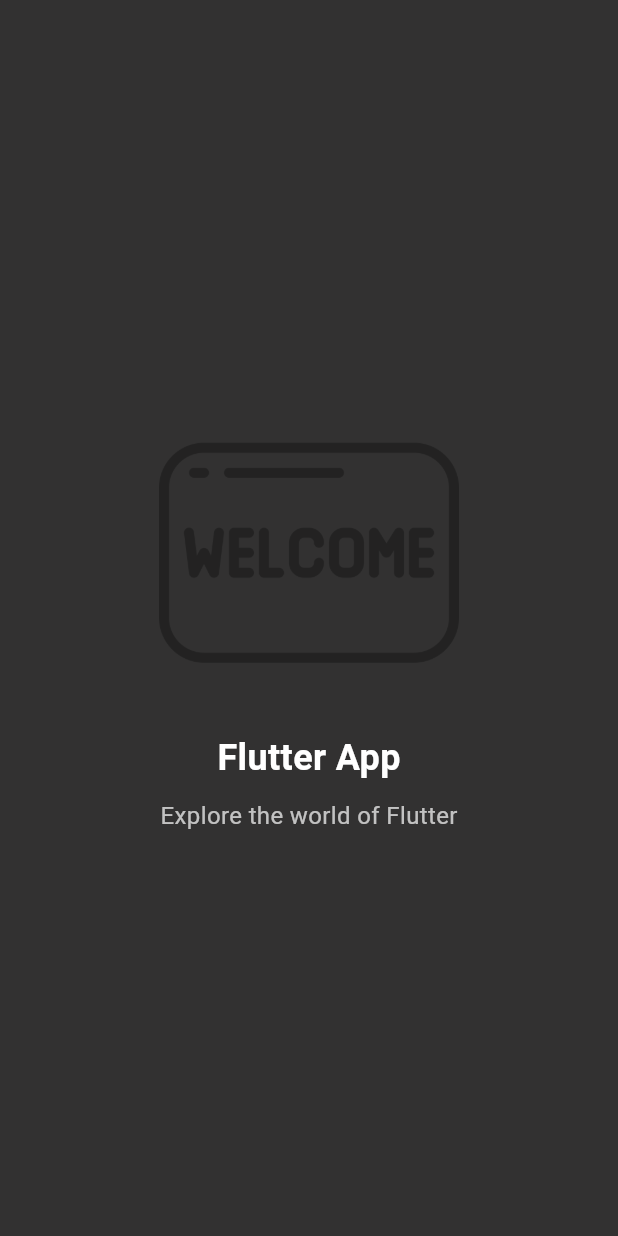
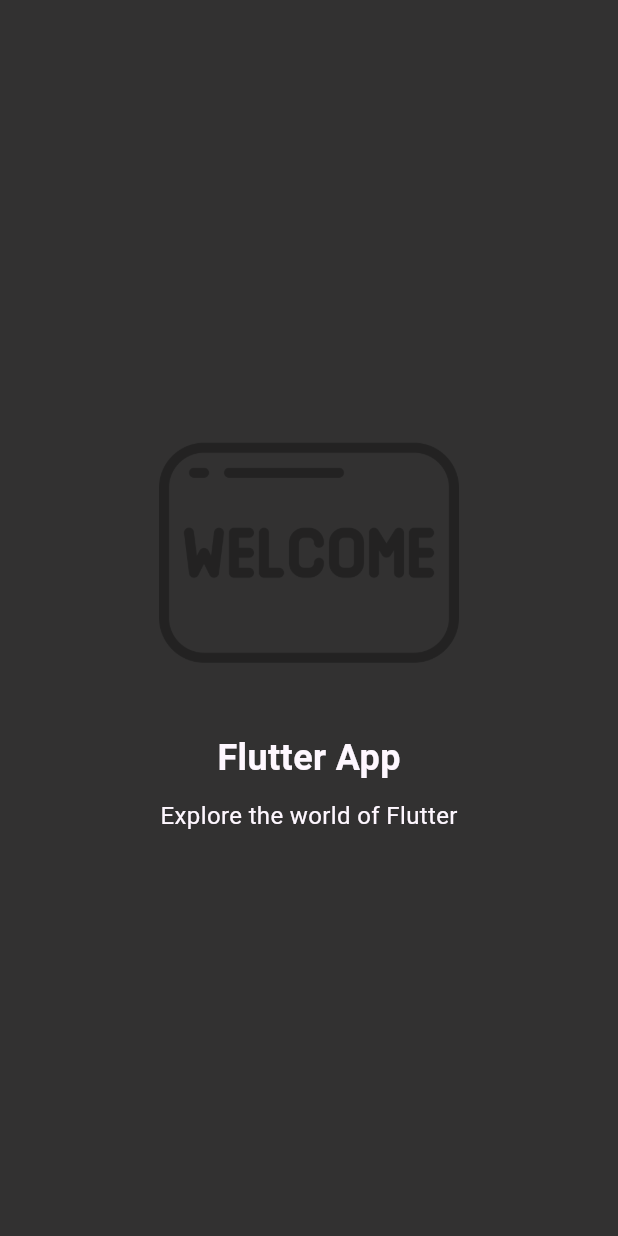
Before and after one commit to tejasurve/Flutter-Task, a Flutter app: the first screen one second after launch, on a phone screen of 412 x 824 dp. Run offline on Flutter 3.47's test engine with Material 3 defaults, Android fonts, the phone set to English and light mode, and no system bars; our stand-ins replace equatable, flutter_bloc, get_it, logger; missing offline and left inert: cached_video_player_plus.

Commit message:
Update splash_screen.dart

```diff
--- a/lib/presentation/pages/splash_screen.dart
+++ b/lib/presentation/pages/splash_screen.dart
@@ -53,8 +53,7 @@ class SplashScreenState extends State<SplashScreen> {
   @override
   Widget build(BuildContext context) {
     return Scaffold(
-      backgroundColor:
-          const Color.fromARGB(255, 50, 49, 49),
+      backgroundColor: const Color.fromARGB(255, 50, 49, 49),
       body: Center(
         child: Column(
           mainAxisAlignment: MainAxisAlignment.center,
@@ -68,19 +67,19 @@ class SplashScreenState extends State<SplashScreen> {
               ),
             ),
             const SizedBox(height: 20),
-            const Text(
+            Text(
               'Flutter App',
               style: TextStyle(
-                color: Colors.white,
+                color: Theme.of(context).colorScheme.surface,
                 fontSize: 24,
                 fontWeight: FontWeight.bold,
               ),
             ),
             const SizedBox(height: 10),
-            const Text(
+            Text(
               'Explore the world of Flutter',
               style: TextStyle(
-                color: Colors.white70,
+                color: Theme.of(context).colorScheme.surface,
                 fontSize: 16,
               ),
             ),
```
